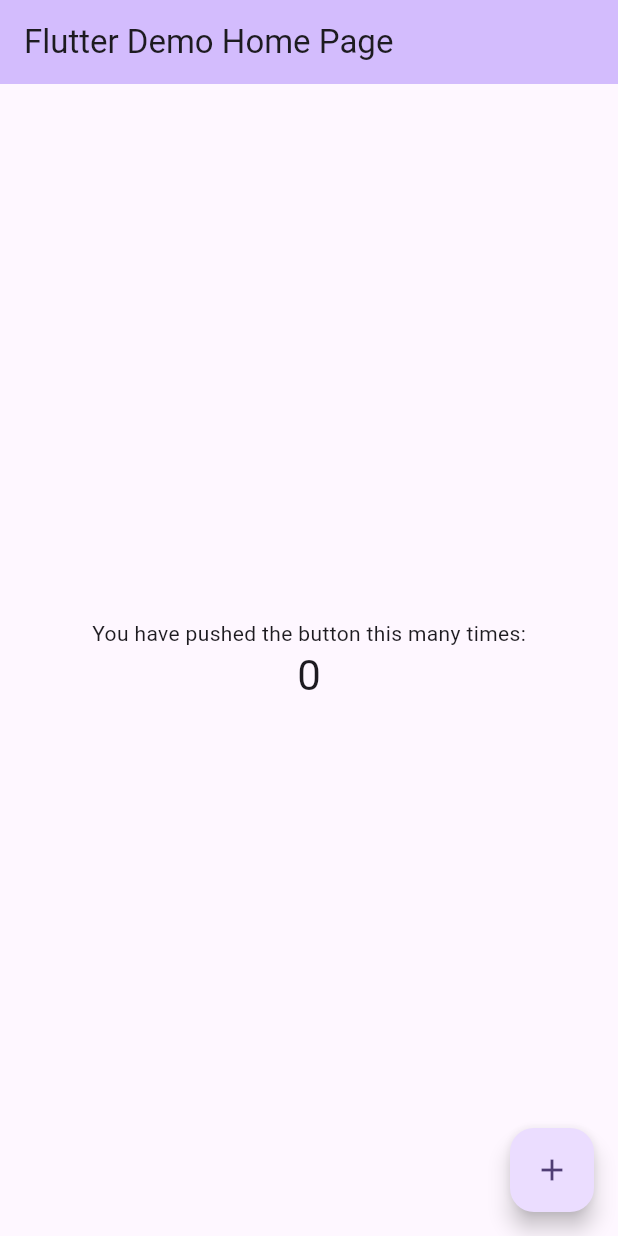
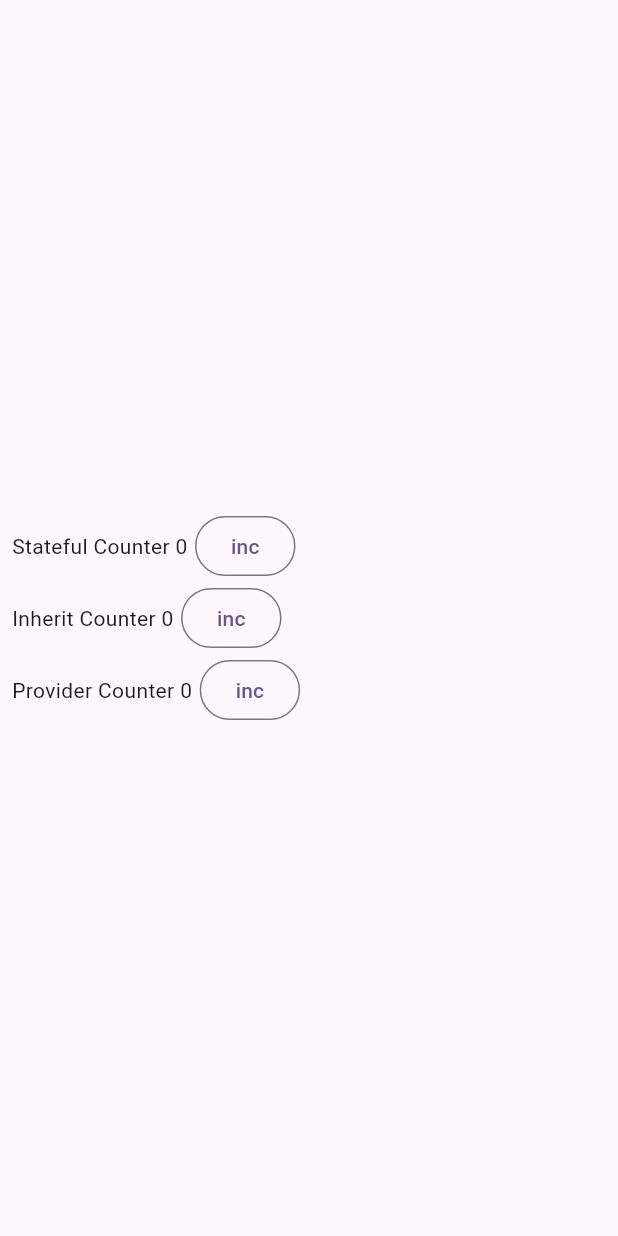
Before and after one commit to Rustemik/state_management, a Flutter app: the screen it shows after launch, on a phone screen of 412 x 824 dp. Run offline on Flutter 3.47's test engine with Material 3 defaults, Android fonts, the phone set to English and light mode, and no system bars.

Commit message:
+ State Management Часть 1 (stateful counter, inherited counter, provider counter)

```diff
--- /dev/null
+++ b/lib/counter_model.dart
@@ -0,0 +1,10 @@
+import 'package:flutter/material.dart';
+
+class CounterModel with ChangeNotifier {
+  int count = 0;
+
+  void inc() {
+    count++;
+    notifyListeners();
+  }
+}
--- /dev/null
+++ b/lib/counter_page.dart
@@ -0,0 +1,49 @@
+import 'package:flutter/material.dart';
+import 'package:provider/provider.dart';
+import 'package:state_management/counter_model.dart';
+import 'package:state_management/inherited.dart';
+import 'package:state_management/stateful_counter.dart';
+
+class CounterPage extends StatelessWidget {
+  const CounterPage({super.key});
+
+  @override
+  Widget build(BuildContext context) {
+    return Scaffold(
+      body: Padding(
+        padding: const EdgeInsets.all(8.0),
+        child: Column(
+          mainAxisAlignment: MainAxisAlignment.center,
+          children: [
+            StatefulCounter(),
+            InheritedCounterImp(),
+            ProviderCounter(),
+          ],
+        ),
+      ),
+    );
+  }
+}
+
+class ProviderCounter extends StatelessWidget {
+  const ProviderCounter({super.key});
+
+  @override
+  Widget build(BuildContext context) {
+    return Row(
+      children: [
+        Consumer<CounterModel>(
+          builder: (context, model, child) =>
+              Text('Provider Counter ${model.count}'),
+        ),
+        SizedBox(width: 5),
+        OutlinedButton(
+          child: Text('inc'),
+          onPressed: () {
+            context.read<CounterModel>().inc();
+          },
+        ),
+      ],
+    );
+  }
+}
--- /dev/null
+++ b/lib/inherited.dart
@@ -0,0 +1,82 @@
+import 'package:flutter/material.dart';
+import 'package:provider/provider.dart';
+import 'package:state_management/counter_model.dart';
+
+//состояние которое мы пробрасываем
+class InheritedCounter extends InheritedWidget {
+  final int count;
+  final VoidCallback inc;
+
+  InheritedCounter(
+      {required this.count, required this.inc, required super.child});
+
+  @override
+  bool updateShouldNotify(covariant InheritedCounter oldWidget) {
+    return count != oldWidget.count;
+  }
+}
+
+//это наш корень, вершина, начало приложения в которое мы задаем и меняем
+//setstate (состояние) всего приложения
+class InheritedCounterImp extends StatefulWidget {
+  const InheritedCounterImp({super.key});
+
+  @override
+  State<InheritedCounterImp> createState() => _InheritedCounterImpState();
+}
+
+class _InheritedCounterImpState extends State<InheritedCounterImp> {
+  int count = 0;
+
+  void inc() {
+    setState(() {
+      count++;
+    });
+  }
+
+//и оборачиваем это все в InheritedCounter, то самое состояние
+  @override
+  Widget build(BuildContext context) {
+    return InheritedCounter(
+      count: count,
+      inc: inc,
+      child: OtherCounterWindow(),
+    );
+  }
+}
+
+//у InheritCounter задаем child - это любое окно при этом дерево
+//может быть далеко вниз
+class OtherCounterWindow extends StatelessWidget {
+  const OtherCounterWindow({super.key});
+
+  @override
+  Widget build(BuildContext context) {
+    //таким образом вытащим в верх по дереву InheritedCounter с состоянием.
+    var counterState =
+        context.dependOnInheritedWidgetOfExactType<InheritedCounter>()!;
+
+    return Row(
+      children: [
+        Text('Inherit Counter ${counterState.count}'),
+
+        // + Provider Counter
+        // SizedBox(width: 20),
+        // Consumer<CounterModel>(
+        //   builder: (context, value, child) =>
+        //       Text('Provider Counter ${value.count}'),
+        // ),
+
+        SizedBox(width: 5),
+        OutlinedButton(
+          child: Text('inc'),
+          onPressed: () {
+            counterState.inc();
+          },
+        ),
+      ],
+    );
+  }
+}
+
+// context - это информация о всех родительских элементах вверх по дереву.
--- a/lib/main.dart
+++ b/lib/main.dart
@@ -1,4 +1,7 @@
 import 'package:flutter/material.dart';
+import 'package:provider/provider.dart';
+import 'package:state_management/counter_model.dart';
+import 'package:state_management/counter_page.dart';
 
 void main() {
   runApp(const MyApp());
@@ -7,119 +10,20 @@ void main() {
 class MyApp extends StatelessWidget {
   const MyApp({super.key});
 
-  // This widget is the root of your application.
   @override
   Widget build(BuildContext context) {
     return MaterialApp(
       title: 'Flutter Demo',
       theme: ThemeData(
-        // This is the theme of your application.
-        //
-        // TRY THIS: Try running your application with "flutter run". You'll see
-        // the application has a purple toolbar. Then, without quitting the app,
-        // try changing the seedColor in the colorScheme below to Colors.green
-        // and then invoke "hot reload" (save your changes or press the "hot
-        // reload" button in a Flutter-supported IDE, or press "r" if you used
-        // the command line to start the app).
-        //
-        // Notice that the counter didn't reset back to zero; the application
-        // state is not lost during the reload. To reset the state, use hot
-        // restart instead.
-        //
-        // This works for code too, not just values: Most code changes can be
-        // tested with just a hot reload.
         colorScheme: ColorScheme.fromSeed(seedColor: Colors.deepPurple),
         useMaterial3: true,
       ),
-      home: const MyHomePage(title: 'Flutter Demo Home Page'),
+      home: MultiProvider(
+        providers: [
+          ChangeNotifierProvider(create: (context) => CounterModel()),
+        ],
+        child: CounterPage(),
+      ),
     );
   }
 }
-
-class MyHomePage extends StatefulWidget {
-  const MyHomePage({super.key, required this.title});
-
-  // This widget is the home page of your application. It is stateful, meaning
-  // that it has a State object (defined below) that contains fields that affect
-  // how it looks.
-
-  // This class is the configuration for the state. It holds the values (in this
-  // case the title) provided by the parent (in this case the App widget) and
-  // used by the build method of the State. Fields in a Widget subclass are
-  // always marked "final".
-
-  final String title;
-
-  @override
-  State<MyHomePage> createState() => _MyHomePageState();
-}
-
-class _MyHomePageState extends State<MyHomePage> {
-  int _counter = 0;
-
-  void _incrementCounter() {
-    setState(() {
-      // This call to setState tells the Flutter framework that something has
-      // changed in this State, which causes it to rerun the build method below
-      // so that the display can reflect the updated values. If we changed
-      // _counter without calling setState(), then the build method would not be
-      // called again, and so nothing would appear to happen.
-      _counter++;
-    });
-  }
-
-  @override
-  Widget build(BuildContext context) {
-    // This method is rerun every time setState is called, for instance as done
-    // by the _incrementCounter method above.
-    //
-    // The Flutter framework has been optimized to make rerunning build methods
-    // fast, so that you can just rebuild anything that needs updating rather
-    // than having to individually change instances of widgets.
-    return Scaffold(
-      appBar: AppBar(
-        // TRY THIS: Try changing the color here to a specific color (to
-        // Colors.amber, perhaps?) and trigger a hot reload to see the AppBar
-        // change color while the other colors stay the same.
-        backgroundColor: Theme.of(context).colorScheme.inversePrimary,
-        // Here we take the value from the MyHomePage object that was created by
-        // the App.build method, and use it to set our appbar title.
-        title: Text(widget.title),
-      ),
-      body: Center(
-        // Center is a layout widget. It takes a single child and positions it
-        // in the middle of the parent.
-        child: Column(
-          // Column is also a layout widget. It takes a list of children and
-          // arranges them vertically. By default, it sizes itself to fit its
-          // children horizontally, and tries to be as tall as its parent.
-          //
-          // Column has various properties to control how it sizes itself and
-          // how it positions its children. Here we use mainAxisAlignment to
-          // center the children vertically; the main axis here is the vertical
-          // axis because Columns are vertical (the cross axis would be
-          // horizontal).
-          //
-          // TRY THIS: Invoke "debug painting" (choose the "Toggle Debug Paint"
-          // action in the IDE, or press "p" in the console), to see the
-          // wireframe for each widget.
-          mainAxisAlignment: MainAxisAlignment.center,
-          children: <Widget>[
-            const Text(
-              'You have pushed the button this many times:',
-            ),
-            Text(
-              '$_counter',
-              style: Theme.of(context).textTheme.headlineMedium,
-            ),
-          ],
-        ),
-      ),
-      floatingActionButton: FloatingActionButton(
-        onPressed: _incrementCounter,
-        tooltip: 'Increment',
-        child: const Icon(Icons.add),
-      ), // This trailing comma makes auto-formatting nicer for build methods.
-    );
-  }
-}
--- /dev/null
+++ b/lib/stateful_counter.dart
@@ -0,0 +1,37 @@
+import 'package:flutter/material.dart';
+import 'package:provider/provider.dart';
+import 'package:state_management/counter_model.dart';
+import 'package:state_management/main.dart';
+
+class StatefulCounter extends StatefulWidget {
+  const StatefulCounter({super.key});
+
+  @override
+  State<StatefulCounter> createState() => _nameState();
+}
+
+class _nameState extends State<StatefulCounter> {
+  int count = 0;
+
+  @override
+  Widget build(BuildContext context) {
+    return Row(
+      //mainAxisAlignment: MainAxisAlignment.center,
+      children: [
+        Text('Stateful Counter $count'),
+        SizedBox(width: 5),
+        OutlinedButton(
+          child: Text('inc'),
+          onPressed: () {
+            setState(() {
+              count++;
+            });
+
+            // + Provider Counter
+            //context.read<CounterModel>().inc();
+          },
+        ),
+      ],
+    );
+  }
+}
--- a/pubspec.yaml
+++ b/pubspec.yaml
@@ -35,6 +35,7 @@ dependencies:
   # The following adds the Cupertino Icons font to your application.
   # Use with the CupertinoIcons class for iOS style icons.
   cupertino_icons: ^1.0.8
+  provider: ^6.1.4
 
 dev_dependencies:
   flutter_test:
```
Also changed, not shown: pubspec.lock.
